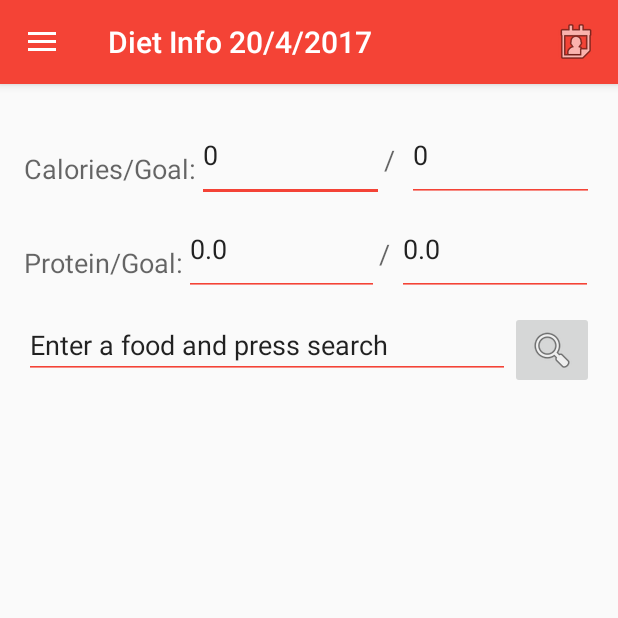
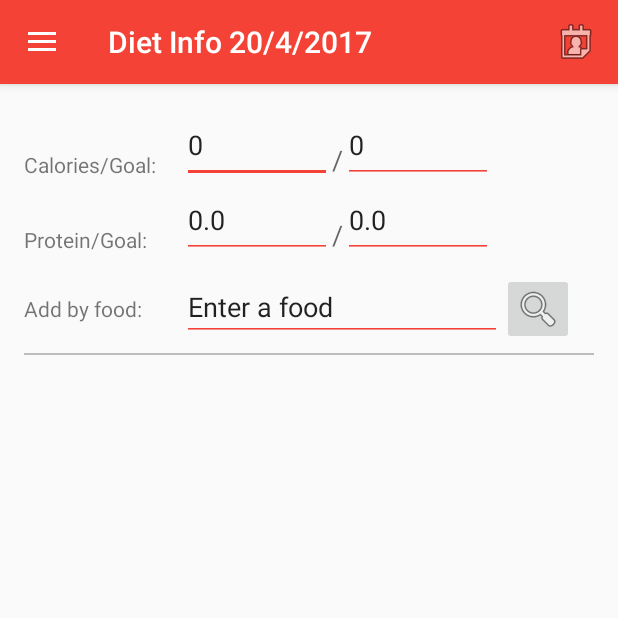
Before and after one commit to PeterMcteague/My-Fitness, an Android app: the RoutineFragment screen opened directly, with no data from a screen before it, in the side drawer, after a tap on "Diet planner", on a phone screen of 412 x 824 dp, the top half of it. Run offline under Robolectric (Android 15) with nearby library versions, the phone set to English and light mode, and no system bars; libraries missing offline, so code that uses them is left out: com.loopj.android, cz.msebera.android.

Commit message:
Various improvements to diet screen
-Removed ID from list view. It was useless.
-Added search buton to foodentry and made it lose focus when clicked
(This is ontop of the search button)
-Changed layout to be more consistent across devices

```diff
--- a/app/src/main/java/uk/ac/tees/gingerbread/myfitness/Adapters/NutritionixAdapter.java
+++ b/app/src/main/java/uk/ac/tees/gingerbread/myfitness/Adapters/NutritionixAdapter.java
@@ -18,7 +18,6 @@ import java.util.ArrayList;
 public class NutritionixAdapter extends ArrayAdapter<NutritionixModel>{
 
     private static class ViewHolder {
-        TextView id;
         TextView name;
     }
 
@@ -37,7 +36,6 @@ public class NutritionixAdapter extends ArrayAdapter<NutritionixModel>{
             LayoutInflater inflater = LayoutInflater.from(getContext());
             convertView = inflater.inflate(R.layout.item_nutritionix, parent, false);
 
-            viewHolder.id = (TextView) convertView.findViewById(R.id.value_nutritionix_id);
             viewHolder.name = (TextView) convertView.findViewById(R.id.value_nutritionix_name);
 
             convertView.setTag(viewHolder);
@@ -45,7 +43,6 @@ public class NutritionixAdapter extends ArrayAdapter<NutritionixModel>{
             viewHolder = (ViewHolder) convertView.getTag();
         }
 
-        viewHolder.id.setText(nutritionixEntry.getId());
         viewHolder.name.setText(nutritionixEntry.getName());
 
         return convertView;
--- a/app/src/main/java/uk/ac/tees/gingerbread/myfitness/Fragments/DietFragment.java
+++ b/app/src/main/java/uk/ac/tees/gingerbread/myfitness/Fragments/DietFragment.java
@@ -9,15 +9,18 @@ import android.os.Bundle;
 import android.text.Editable;
 import android.text.TextWatcher;
 import android.util.Log;
+import android.view.KeyEvent;
 import android.view.LayoutInflater;
 import android.view.MenuItem;
 import android.view.View;
 import android.view.ViewGroup;
+import android.view.inputmethod.EditorInfo;
 import android.widget.AdapterView;
 import android.widget.DatePicker;
 import android.widget.EditText;
 import android.widget.ImageButton;
 import android.widget.ListView;
+import android.widget.TextView;
 import android.widget.Toast;
 import android.support.v4.app.Fragment;
 
@@ -259,6 +262,18 @@ public class DietFragment extends Fragment {
             }
         });
 
+        foodEntry.setOnEditorActionListener(new TextView.OnEditorActionListener() {
+            @Override
+            public boolean onEditorAction(TextView v, int actionId, KeyEvent event) {
+                if (actionId == EditorInfo.IME_ACTION_SEARCH) {
+                    searchButton.performClick();
+                    foodEntry.clearFocus();
+                    return true;
+                }
+                return false;
+            }
+        });
+
         searchButton.setOnClickListener(new View.OnClickListener() {
             @Override
             public void onClick(View v) {
@@ -273,6 +288,7 @@ public class DietFragment extends Fragment {
                 if (!foodEntry.getText().toString().matches("")){
                     getEntries(getActivity(),foodEntry.getText().toString());
                 }
+                foodEntry.clearFocus();
             }
         });
 
--- a/app/src/main/res/layout/fragment_diet.xml
+++ b/app/src/main/res/layout/fragment_diet.xml
@@ -9,41 +9,42 @@
 
     <LinearLayout
         android:layout_width="match_parent"
-        android:layout_height="match_parent"
+        android:layout_height="wrap_content"
         android:layout_alignParentLeft="true"
         android:layout_alignParentStart="true"
         android:layout_alignParentTop="true"
         android:layout_margin="16dp"
         android:background="@color/white"
         android:orientation="vertical"
-        android:weightSum="1">
+        android:weightSum="1"
+        android:id="@+id/linearLayout5">
 
         <LinearLayout
-            android:layout_width="match_parent"
-            android:layout_height="wrap_content"
+            android:layout_width="wrap_content"
+            android:layout_height="50dp"
             android:orientation="horizontal">
 
             <TextView
                 android:id="@+id/diet_calories_text"
-                android:layout_width="wrap_content"
+                android:layout_width="105dp"
                 android:layout_height="match_parent"
                 android:layout_alignParentLeft="true"
                 android:layout_alignParentStart="true"
                 android:layout_alignParentTop="true"
                 android:layout_marginTop="28dp"
-                android:layout_weight="0.15"
                 android:text="Calories/Goal:"
-                android:textAppearance="@android:style/TextAppearance.Material.Medium" />
+                android:textAppearance="@android:style/TextAppearance.Material.Small" />
 
             <EditText
                 android:id="@+id/diet_calories_entry"
-                android:layout_width="123dp"
+                android:layout_width="100dp"
                 android:layout_height="match_parent"
-                android:layout_weight="0.17"
+                android:layout_weight="0.02"
                 android:backgroundTint="@color/colorPrimary"
                 android:ems="10"
                 android:inputType="number"
-                android:text="CurrentCalories" />
+                android:text="CurrentCalories"
+                android:textAppearance="@android:style/TextAppearance.Material.Medium" />
 
             <TextView
                 android:id="@+id/diet_calories_goal_slash"
@@ -53,13 +54,12 @@
                 android:layout_alignParentStart="true"
                 android:layout_below="@+id/calories_current"
                 android:layout_marginTop="22dp"
-                android:layout_weight="1"
                 android:text="/"
                 android:textAppearance="@android:style/TextAppearance.Material.Medium" />
 
             <EditText
                 android:id="@+id/diet_calories_goal_entry"
-                android:layout_width="123dp"
+                android:layout_width="100dp"
                 android:layout_height="match_parent"
                 android:layout_weight="0.15"
                 android:backgroundTint="@color/colorPrimary"
@@ -70,31 +70,32 @@
         </LinearLayout>
 
         <LinearLayout
-            android:layout_width="match_parent"
-            android:layout_height="wrap_content"
+            android:layout_width="wrap_content"
+            android:layout_height="50dp"
             android:orientation="horizontal">
 
             <TextView
                 android:id="@+id/diet_protein_text"
-                android:layout_width="wrap_content"
+                android:layout_width="105dp"
                 android:layout_height="match_parent"
                 android:layout_alignParentLeft="true"
                 android:layout_alignParentStart="true"
                 android:layout_alignParentTop="true"
                 android:layout_marginTop="28dp"
-                android:layout_weight="0.24"
+                android:layout_weight="0.03"
                 android:text="Protein/Goal:"
-                android:textAppearance="@android:style/TextAppearance.Material.Medium" />
+                android:textAppearance="@android:style/TextAppearance.Material.Small" />
 
             <EditText
                 android:id="@+id/diet_protein_entry"
-                android:layout_width="130dp"
+                android:layout_width="100dp"
                 android:layout_height="match_parent"
                 android:layout_weight="0.11"
                 android:backgroundTint="@color/colorPrimary"
                 android:ems="10"
                 android:inputType="number"
-                android:text="CurrentProtein" />
+                android:text="CurrentProtein"
+                android:textAppearance="@android:style/TextAppearance.Material.Medium" />
 
             <TextView
                 android:id="@+id/diet_protein_goal_skash"
@@ -110,13 +111,14 @@
 
             <EditText
                 android:id="@+id/diet_protein_goal_entry"
-                android:layout_width="130dp"
+                android:layout_width="100dp"
                 android:layout_height="match_parent"
                 android:layout_weight="0.24"
                 android:backgroundTint="@color/colorPrimary"
                 android:ems="10"
                 android:inputType="number"
-                android:text="ProteinGoal" />
+                android:text="ProteinGoal"
+                android:textAppearance="@android:style/TextAppearance.Material.Medium" />
         </LinearLayout>
 
         <Space
@@ -125,13 +127,20 @@
 
         <LinearLayout
             android:layout_width="match_parent"
-            android:layout_height="match_parent"
+            android:layout_height="wrap_content"
             android:orientation="vertical">
 
             <LinearLayout
-                android:layout_width="match_parent"
+                android:layout_width="wrap_content"
                 android:layout_height="wrap_content"
                 android:orientation="horizontal">
+
+                <TextView
+                    android:id="@+id/textView11"
+                    android:layout_width="105dp"
+                    android:layout_height="wrap_content"
+                    android:layout_weight="1"
+                    android:text="Add by food:" />
 
                 <EditText
                     android:id="@+id/diet_food_entry"
@@ -140,26 +149,36 @@
                     android:layout_weight="1"
                     android:backgroundTint="@color/colorPrimary"
                     android:ems="10"
-                    android:inputType="text"
-                    android:text="Enter a food and press search" />
+                    android:inputType="text|textAutoCorrect|textAutoComplete"
+                    android:text="Enter a food"
+                    android:imeOptions="actionSearch"/>
 
                 <ImageButton
                     android:id="@+id/food_search_button"
-                    android:layout_width="wrap_content"
-                    android:layout_height="wrap_content"
+                    android:layout_width="48dp"
+                    android:layout_height="48dp"
                     app:srcCompat="@android:drawable/ic_menu_search" />
             </LinearLayout>
+
+            <View
+                android:id="@+id/view"
+                android:layout_width="match_parent"
+                android:layout_height="1dp"
+                android:layout_marginBottom="0dp"
+                android:layout_marginTop="5dp"
+                android:background="@color/divider" />
 
             <ListView
                 android:id="@+id/diet_food_list"
                 android:layout_width="match_parent"
-                android:layout_height="378dp"
+                android:layout_height="match_parent"
+                android:layout_below="@+id/linearLayout5"
                 android:divider="?attr/dividerHorizontal"
+                android:elevation="-5dp"
                 android:footerDividersEnabled="true"
                 android:headerDividersEnabled="true" />
 
+
         </LinearLayout>
-
     </LinearLayout>
-
 </RelativeLayout>
--- a/app/src/main/res/layout/item_nutritionix.xml
+++ b/app/src/main/res/layout/item_nutritionix.xml
@@ -8,19 +8,6 @@
     android:paddingLeft="@dimen/activity_horizontal_margin"
     android:paddingRight="@dimen/activity_horizontal_margin"
     android:paddingTop="@dimen/activity_vertical_margin">
-
-    <TextView
-        android:id="@+id/label_nutritionix_id"
-        android:layout_width="wrap_content"
-        android:layout_height="wrap_content"
-        android:text="@string/label_nutritionix_id" />
-
-    <TextView
-        android:id="@+id/value_nutritionix_id"
-        android:layout_width="wrap_content"
-        android:layout_height="wrap_content"
-        android:layout_alignLeft="@+id/value_nutritionix_name"
-        android:layout_alignTop="@+id/label_nutritionix_id" />
 
     <TextView
         android:id="@+id/label_nutritionix_name"
--- a/app/src/main/res/values/colors.xml
+++ b/app/src/main/res/values/colors.xml
@@ -4,7 +4,7 @@
     <color name="colorPrimaryDark">#D32F2F</color>
     <color name="colorAccent">#9E9E9E</color>
     <color name="colorContrast">#64dd17</color>
-    <color name="divider">#BDBDBD</color>
+    <color name="divider">#bdbdbd</color>
     <color name="textDark">#212121</color>
     <color name="grey">#757575</color>
     <color name="white">#fafafa</color>
--- a/app/src/main/res/values/strings.xml
+++ b/app/src/main/res/values/strings.xml
@@ -7,5 +7,6 @@
     <string name="title_activity_menu_screen">Menu screen</string>
     <string name="navigation_drawer_open"></string>
     <string name="navigation_drawer_close"></string>
+    <string name="app_label">My Fitness</string>
     <string name="calendar_toolbar">calendar_toolbar</string>
 </resources>
```
